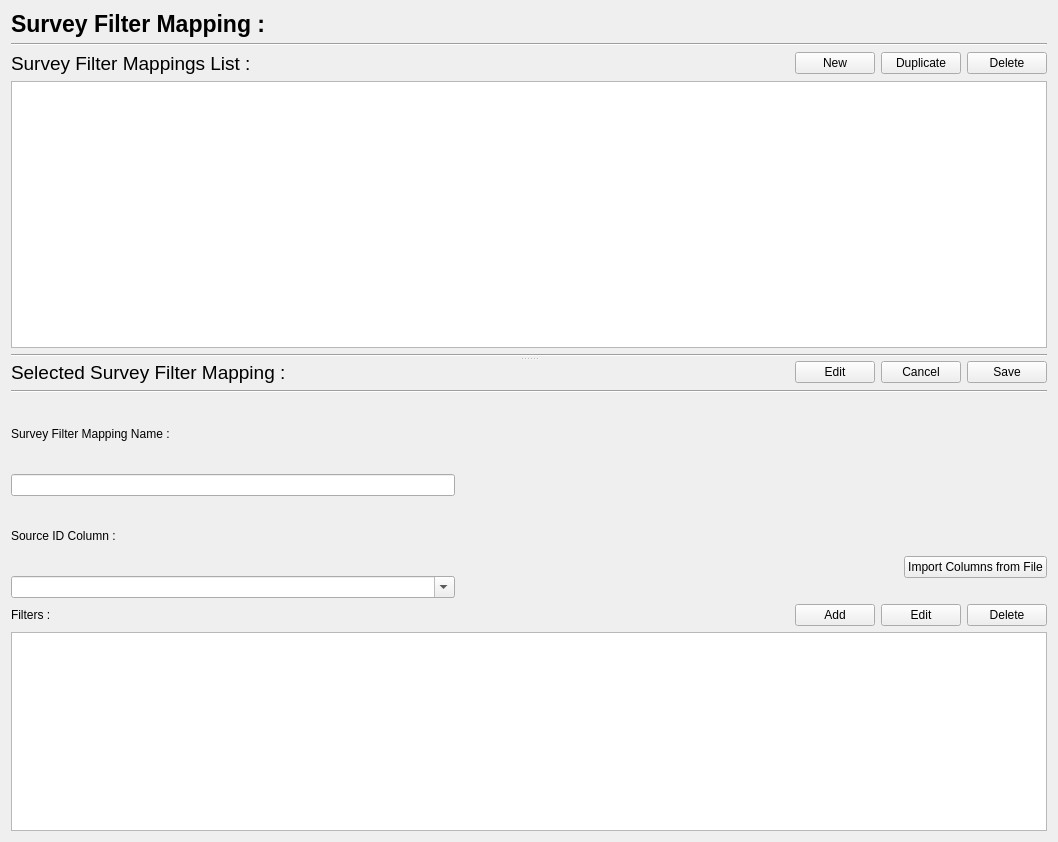
Before: the Qt Designer form PhzQtUI/auxdir/PhzQtUI/FormSurveyMapping.ui in astrorama/Phosphoros, drawn with Qt 5.
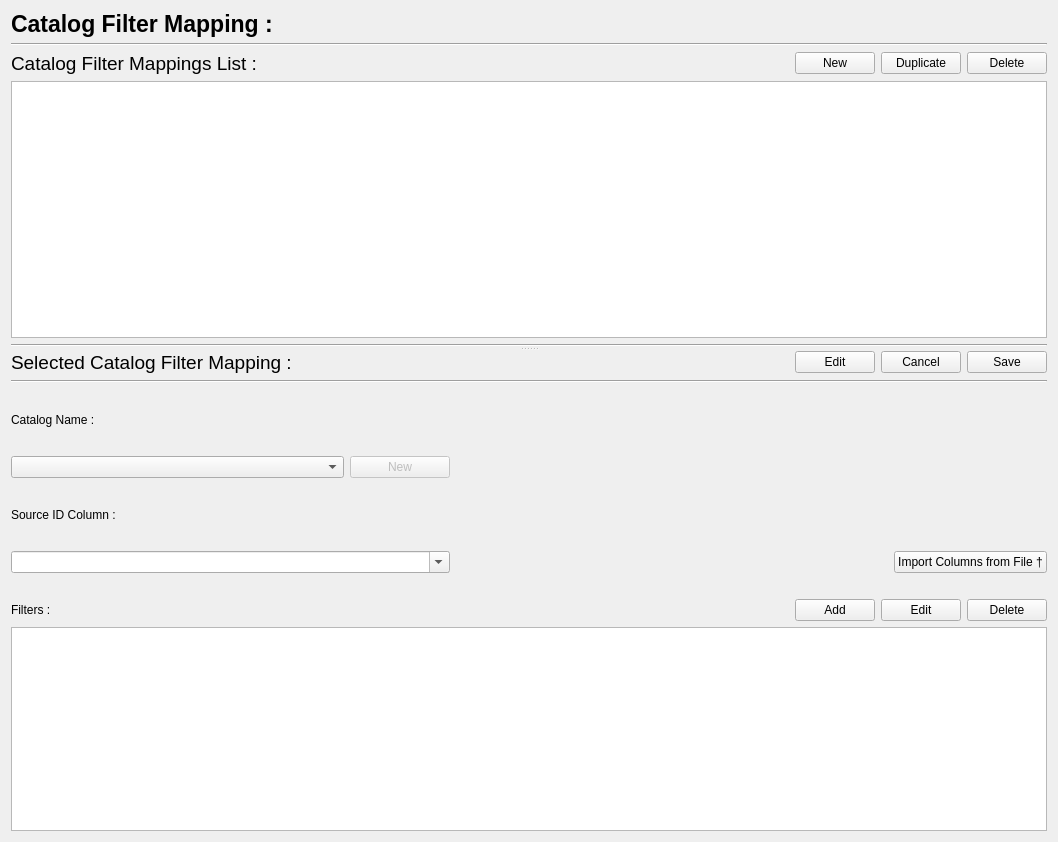
After: the same form once the commit is applied.

What changed in the file:
```diff
--- a/PhzQtUI/auxdir/PhzQtUI/FormSurveyMapping.ui
+++ b/PhzQtUI/auxdir/PhzQtUI/FormSurveyMapping.ui
@@ -26,7 +26,7 @@
         </font>
        </property>
        <property name="text">
-        <string>Survey Filter Mapping :</string>
+        <string>Catalog Filter Mapping :</string>
        </property>
       </widget>
      </item>
@@ -69,7 +69,7 @@
             </font>
            </property>
            <property name="text">
-            <string>Survey Filter Mappings List :</string>
+            <string>Catalog Filter Mappings List :</string>
            </property>
           </widget>
          </item>
@@ -152,7 +152,7 @@
             </font>
            </property>
            <property name="text">
-            <string>Selected Survey Filter Mapping :</string>
+            <string>Selected Catalog Filter Mapping :</string>
            </property>
           </widget>
          </item>
@@ -213,12 +213,36 @@
            <item>
             <widget class="QLabel" name="label_17">
              <property name="text">
-              <string>Survey Filter Mapping Name :</string>
+              <string>Catalog Name :</string>
              </property>
             </widget>
            </item>
            <item>
-            <widget class="QLineEdit" name="txt_MapName"/>
+            <layout class="QHBoxLayout" name="horizontalLayout">
+             <item>
+              <layout class="QVBoxLayout" name="verticalLayout_4">
+               <item>
+                <widget class="QComboBox" name="cb_mapName"/>
+               </item>
+              </layout>
+             </item>
+             <item>
+              <widget class="QPushButton" name="btn_newCat">
+               <property name="enabled">
+                <bool>false</bool>
+               </property>
+               <property name="maximumSize">
+                <size>
+                 <width>100</width>
+                 <height>16777215</height>
+                </size>
+               </property>
+               <property name="text">
+                <string>New</string>
+               </property>
+              </widget>
+             </item>
+            </layout>
            </item>
            <item>
             <widget class="QLabel" name="label_18">
@@ -234,6 +258,19 @@
              </property>
             </widget>
            </item>
+           <item>
+            <spacer name="horizontalSpacer">
+             <property name="orientation">
+              <enum>Qt::Horizontal</enum>
+             </property>
+             <property name="sizeHint" stdset="0">
+              <size>
+               <width>40</width>
+               <height>20</height>
+              </size>
+             </property>
+            </spacer>
+           </item>
           </layout>
          </item>
          <item>
@@ -270,7 +307,7 @@
               <string>Select a file to be used as default catalog for this survey. The columns of the catalog will be used to populate the drop-down for the ID and the Filters columns.</string>
              </property>
              <property name="text">
-              <string>Import Columns from File</string>
+              <string>Import Columns from File †</string>
              </property>
             </widget>
            </item>
```
Left out of the diff: 2 changed lines with no effect on the pictures.
